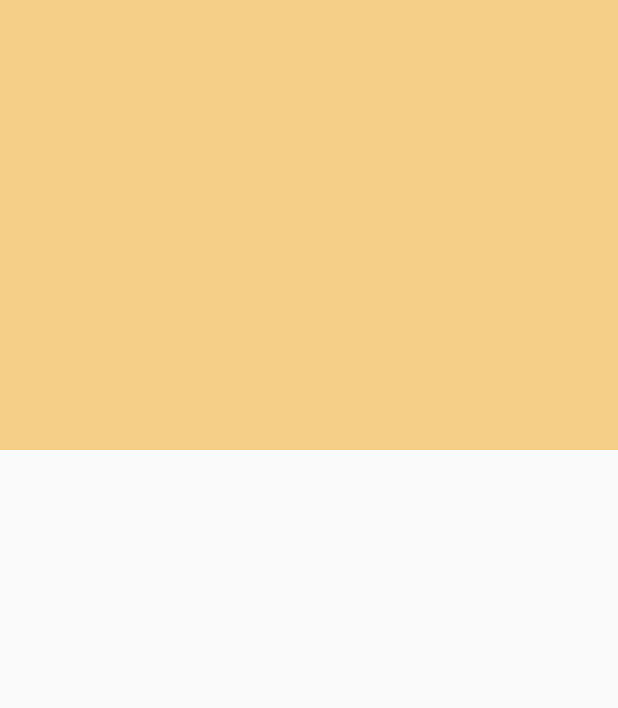
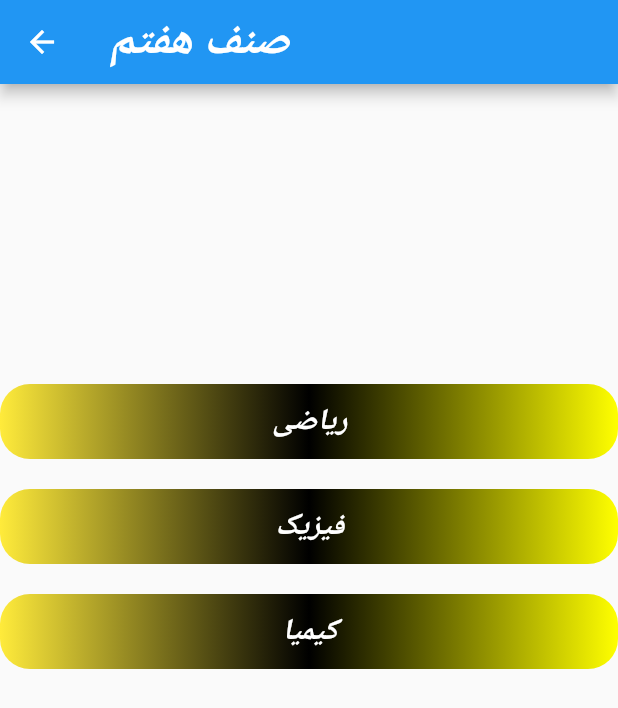
Before and after one commit to yaserhamidy/formula, a Flutter app: the seven screen opened directly, on a phone screen of 412 x 824 dp. Shown: the top 708 px of the screen. Run offline on Flutter 3.47's test engine with Material 2 defaults, Android fonts, the phone set to English and light mode, and no system bars.

Commit message:
work on subject page

```diff
--- /dev/null
+++ b/lib/formulaseven1.dart
@@ -0,0 +1,23 @@
+import 'package:flutter/material.dart';
+main(){
+  runApp(
+    MaterialApp(
+      home: fs1(),
+    )
+  );
+}
+class fs1 extends StatefulWidget {
+  const fs1({super.key});
+
+  @override
+  State<fs1> createState() => _fs1State();
+}
+
+class _fs1State extends State<fs1> {
+  @override
+  Widget build(BuildContext context) {
+    return Scaffold(
+      appBar: AppBar(),
+    );
+  }
+}
--- a/lib/seven.dart
+++ b/lib/seven.dart
@@ -1,4 +1,5 @@
 import 'package:flutter/material.dart';
+import 'package:formula/formulaseven1.dart';
 main(){
   runApp(
     MaterialApp(
@@ -17,20 +18,113 @@ class _sevenState extends State<seven> {
   @override
   Widget build(BuildContext context) {
     return Scaffold(
+      appBar: AppBar(title: Text("صنف هفتم",style: TextStyle(
+        fontSize: 30,fontStyle: FontStyle.italic,fontWeight: FontWeight.bold
+      ),),backgroundColor: Colors.blue,),
+      body:Container(
+        child: ListView(
+          children: [
+            SizedBox(height: 200,),
+            GestureDetector(
+              child: Container(
+                height: 50,
+                width: 100,
+                child: Padding(
+                  padding: const EdgeInsets.all(8.0),
+                  child: Row(
+                    mainAxisAlignment: MainAxisAlignment.center,
+                    children: [
+                       Text("ریاضی",style: TextStyle(
+                        fontSize: 20,fontStyle: FontStyle.italic,fontWeight: FontWeight.bold,color: Colors.white
+                  ),),
 
-      body: Column(
-        children: [
-          Container(
-            height: 300,
 
-                color: Color(0xFFF5CE88),
+                    ],
+
+                  ),
+                ),
+                decoration: BoxDecoration(
+                  gradient: LinearGradient(colors: [
+                    Colors.yellow,
+                    Colors.black,
+                    Colors.yellowAccent
+                  ]),
+                  borderRadius: BorderRadius.circular(20), color: Colors
+                    .white,
+                )
+              ),
+              onTap: () {
+                Navigator.push(
+                  context,
+                  MaterialPageRoute(builder: (context) => const fs1()),
+                );
+              },
+            ),
+            SizedBox(height: 20,),
+            Container(
+                height: 50,
+
+                child: Padding(
+                  padding: const EdgeInsets.all(8.0),
+                  child: Row(
+                    mainAxisAlignment: MainAxisAlignment.center,
+                    children: [
+                      Text("فیزیک",style: TextStyle(
+                          fontSize: 20,fontStyle: FontStyle.italic,fontWeight: FontWeight.bold,color: Colors.white
+                      ),),
+
+
+                    ],
+
+                  ),
+                ),
+                decoration: BoxDecoration(
+                  gradient: LinearGradient(colors: [
+                    Colors.yellow,
+                    Colors.black,
+                    Colors.yellowAccent
+                  ]),
+                  borderRadius: BorderRadius.circular(20), color: Colors
+                    .white,
+                )
+            ),
+            SizedBox(height: 20,),
+
+            Container(
+                height: 50,
+
+                child: Padding(
+                  padding: const EdgeInsets.all(8.0),
+                  child: Row(
+                    mainAxisAlignment: MainAxisAlignment.center,
+                    children: [
+                      Text("کیمیا",style: TextStyle(
+                          fontSize: 20,fontStyle: FontStyle.italic,fontWeight: FontWeight.bold,color: Colors.white
+                      ),),
+
+
+                    ],
+
+                  ),
+                ),
+                decoration: BoxDecoration(
+                  gradient: LinearGradient(colors: [
+                    Colors.yellow,
+                    Colors.black,
+                    Colors.yellowAccent
+                  ]),
+                  borderRadius: BorderRadius.circular(20), color: Colors
+                    .white,
+                )
+            ),
+          ],
+        ),
+      ) ,
 
 
 
-          ),
 
-        ]
-    )
+
 
     );
 
--- a/pubspec.yaml
+++ b/pubspec.yaml
@@ -60,6 +60,11 @@ flutter:
   uses-material-design: true
   assets:
     - assets/f4.png
+    - assets/formula2.png
+    - assets/f2.png
+
+
+
 
 
   # An image asset can refer to one or more resolution-specific "variants", see
```
Also changed, not shown: assets/f2.png (added), assets/formula2.png (added).
